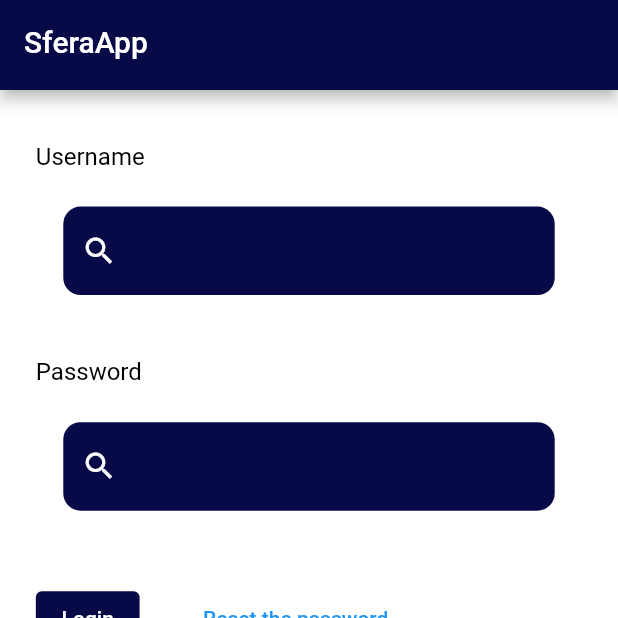
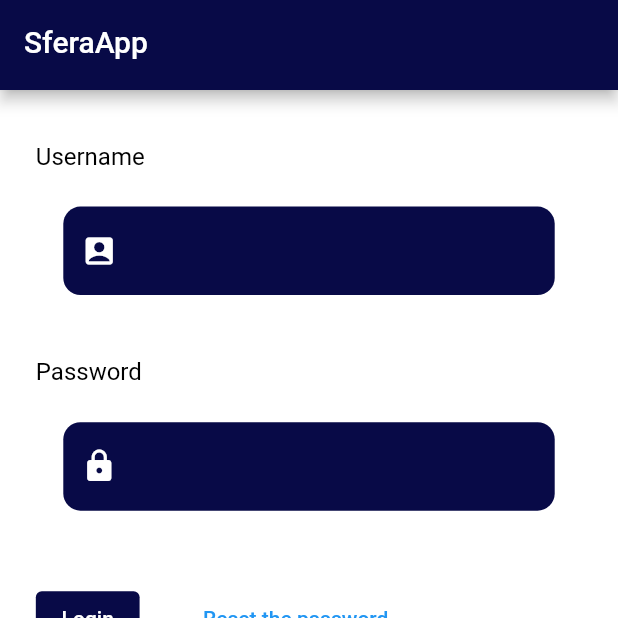
Before and after one commit to Lokki16/sfera_project_1, a Flutter app: the screen it shows after launch, on a phone screen of 412 x 824 dp, the top half of it. Run offline on Flutter 3.47's test engine with Material 2 defaults, Android fonts, the phone set to English and light mode, and no system bars; our stand-ins replace equatable, flutter_bloc, flutter_screenutil, flutter_svg, formz, freezed_annotation and 1 more; missing offline and left inert: desktop_window, firedart.

Commit message:
updated Icons TextField

```diff
--- a/lib/presentation/pages/authorization/authorization_page.dart
+++ b/lib/presentation/pages/authorization/authorization_page.dart
@@ -81,6 +81,7 @@ class _AuthorizationFormState extends State<AuthorizationForm> {
             controller: emailController,
             onChanged: (value) => setState(() => email = value),
             validator: (value) => Validator.loginEmailValidator(value),
+            iCon: const Icon(Icons.account_box, color: Colors.white),
           ),
           SizedBox(height: 20.h),
           const CustomText(
@@ -93,6 +94,7 @@ class _AuthorizationFormState extends State<AuthorizationForm> {
             obscureText: true,
             onChanged: (value) => setState(() => password = value),
             validator: (value) => Validator.loginPasswordValidator(value),
+            iCon: const Icon(Icons.lock, color: Colors.white),
           ),
           SizedBox(height: 25.h),
           Row(
--- a/lib/presentation/pages/home/home_page.dart
+++ b/lib/presentation/pages/home/home_page.dart
@@ -34,6 +34,7 @@ class _HomePageState extends State<HomePage> {
           children: [
             CustomTextField(
                 hintText: 'Search Name',
+                iCon: const Icon(Icons.search, color: Colors.white),
                 onChanged: (value) {
                   currentPage = 1;
                   currentResults = [];
--- a/lib/presentation/widgets/custom_text_field/custom_text_field.dart
+++ b/lib/presentation/widgets/custom_text_field/custom_text_field.dart
@@ -6,6 +6,7 @@ class CustomTextField extends StatelessWidget {
   final void Function(String)? onChanged;
   final String? Function(String?)? validator;
   final bool obscureText;
+  final Icon iCon;
 
   const CustomTextField({
     super.key,
@@ -14,6 +15,7 @@ class CustomTextField extends StatelessWidget {
     this.onChanged,
     this.validator,
     this.obscureText = false,
+    required this.iCon,
   });
 
   @override
@@ -36,7 +38,8 @@ class CustomTextField extends StatelessWidget {
             borderRadius: BorderRadius.circular(10.r),
             borderSide: BorderSide.none,
           ),
-          prefixIcon: const Icon(Icons.search, color: Colors.white),
+          prefixIcon: iCon,
+          //const Icon(Icons.search, color: Colors.white)
           hintText: hintText,
           hintStyle: ThemeTextStyle.test,
         ),
```
